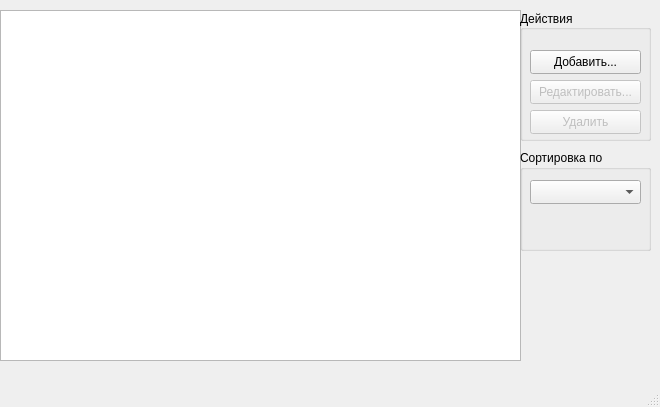
Above: mainwindow.ui from group93492/equipment-reminder before the change. Below: the same form after it.
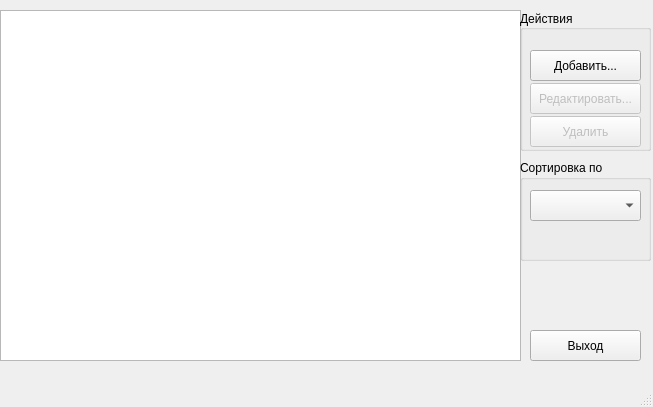
That is the form after the change.

Commit message: Fix segmentation fault on quit of programm

Patch:
```diff
--- a/mainwindow.ui
+++ b/mainwindow.ui
@@ -6,7 +6,7 @@
    <rect>
     <x>0</x>
     <y>0</y>
-    <width>660</width>
+    <width>653</width>
     <height>407</height>
    </rect>
   </property>
@@ -45,7 +45,7 @@
       <x>520</x>
       <y>10</y>
       <width>131</width>
-      <height>131</height>
+      <height>141</height>
      </rect>
     </property>
     <property name="title">
@@ -63,7 +63,7 @@
        <x>10</x>
        <y>40</y>
        <width>111</width>
-       <height>24</height>
+       <height>31</height>
       </rect>
      </property>
      <property name="text">
@@ -77,9 +77,9 @@
      <property name="geometry">
       <rect>
        <x>10</x>
-       <y>70</y>
+       <y>73</y>
        <width>111</width>
-       <height>24</height>
+       <height>31</height>
       </rect>
      </property>
      <property name="text">
@@ -93,9 +93,9 @@
      <property name="geometry">
       <rect>
        <x>10</x>
-       <y>100</y>
+       <y>106</y>
        <width>111</width>
-       <height>24</height>
+       <height>31</height>
       </rect>
      </property>
      <property name="text">
@@ -107,7 +107,7 @@
     <property name="geometry">
      <rect>
       <x>520</x>
-      <y>150</y>
+      <y>160</y>
       <width>131</width>
       <height>101</height>
      </rect>
@@ -121,11 +121,24 @@
        <x>10</x>
        <y>30</y>
        <width>111</width>
-       <height>24</height>
+       <height>31</height>
       </rect>
      </property>
     </widget>
    </widget>
+   <widget class="QPushButton" name="quitButton">
+    <property name="geometry">
+     <rect>
+      <x>530</x>
+      <y>330</y>
+      <width>111</width>
+      <height>31</height>
+     </rect>
+    </property>
+    <property name="text">
+     <string>Выход</string>
+    </property>
+   </widget>
   </widget>
   <widget class="QMenuBar" name="menuBar">
    <property name="geometry">
```
Left out of the diff: 2 changed lines with no effect on the pictures. The commit also changes 7 other files.
